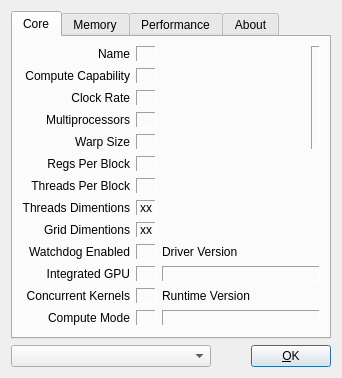
The window that ui/czdialog.ui (spainnoobperez/cuda-z) describes before a commit, drawn with Qt 5.
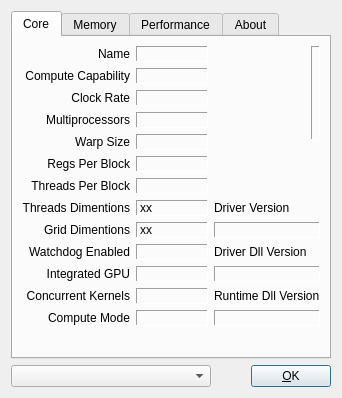
The same window after the commit. Icons and pictures are not drawn.

```diff
--- a/ui/czdialog.ui
+++ b/ui/czdialog.ui
@@ -7,7 +7,7 @@
     <x>0</x>
     <y>0</y>
     <width>342</width>
-    <height>367</height>
+    <height>396</height>
    </rect>
   </property>
   <property name="windowTitle">
@@ -27,7 +27,7 @@
       <attribute name="title">
        <string>Core</string>
       </attribute>
-      <layout class="QGridLayout" name="gridLayout_2">
+      <layout class="QGridLayout" name="gridLayout_5">
        <item row="0" column="0">
         <widget class="QLabel" name="labelName">
          <property name="text">
@@ -54,9 +54,9 @@
          </property>
         </widget>
        </item>
-       <item row="0" column="2" rowspan="5">
-        <layout class="QHBoxLayout" name="horizontalLayout_2">
-         <item>
+       <item row="0" column="2" rowspan="7">
+        <layout class="QGridLayout" name="gridLayout_2">
+         <item row="0" column="0">
           <spacer name="horizontalSpacer_2">
            <property name="orientation">
             <enum>Qt::Horizontal</enum>
@@ -64,12 +64,12 @@
            <property name="sizeHint" stdset="0">
             <size>
              <width>13</width>
-             <height>90</height>
+             <height>94</height>
             </size>
            </property>
           </spacer>
          </item>
-         <item>
+         <item row="0" column="1">
           <widget class="QLabel" name="labelDeviceLogo">
            <property name="sizePolicy">
             <sizepolicy hsizetype="Preferred" vsizetype="Preferred">
@@ -94,6 +94,19 @@
            </property>
           </widget>
          </item>
+         <item row="1" column="0" colspan="2">
+          <spacer name="verticalSpacer_5">
+           <property name="orientation">
+            <enum>Qt::Vertical</enum>
+           </property>
+           <property name="sizeHint" stdset="0">
+            <size>
+             <width>98</width>
+             <height>13</height>
+            </size>
+           </property>
+          </spacer>
+         </item>
         </layout>
        </item>
        <item row="1" column="0">
@@ -211,19 +224,6 @@
          </property>
         </widget>
        </item>
-       <item row="5" column="2" rowspan="4">
-        <spacer name="verticalSpacer">
-         <property name="orientation">
-          <enum>Qt::Vertical</enum>
-         </property>
-         <property name="sizeHint" stdset="0">
-          <size>
-           <width>103</width>
-           <height>75</height>
-          </size>
-         </property>
-        </spacer>
-       </item>
        <item row="6" column="0">
         <widget class="QLabel" name="labelThreads">
          <property name="text">
@@ -270,6 +270,16 @@
          </property>
         </widget>
        </item>
+       <item row="7" column="2">
+        <widget class="QLabel" name="labelDrvVersion">
+         <property name="text">
+          <string>Driver Version</string>
+         </property>
+         <property name="alignment">
+          <set>Qt::AlignLeading|Qt::AlignLeft|Qt::AlignVCenter</set>
+         </property>
+        </widget>
+       </item>
        <item row="8" column="0">
         <widget class="QLabel" name="labelGridDim">
          <property name="text">
@@ -293,6 +303,22 @@
          </property>
         </widget>
        </item>
+       <item row="8" column="2">
+        <widget class="QLabel" name="labelDrvVersionText">
+         <property name="frameShape">
+          <enum>QFrame::Panel</enum>
+         </property>
+         <property name="frameShadow">
+          <enum>QFrame::Sunken</enum>
+         </property>
+         <property name="text">
+          <string>&lt;ver&gt;</string>
+         </property>
+         <property name="alignment">
+          <set>Qt::AlignRight|Qt::AlignTrailing|Qt::AlignVCenter</set>
+         </property>
+        </widget>
+       </item>
        <item row="9" column="0">
         <widget class="QLabel" name="labelWatchdog">
          <property name="text">
@@ -317,9 +343,9 @@
         </widget>
        </item>
        <item row="9" column="2">
-        <widget class="QLabel" name="labelDrvVersion">
+        <widget class="QLabel" name="labelDrvDllVersion">
          <property name="text">
-          <string>Driver Version</string>
+          <string>Driver Dll Version</string>
          </property>
          <property name="alignment">
           <set>Qt::AlignLeading|Qt::AlignLeft|Qt::AlignVCenter</set>
@@ -350,7 +376,7 @@
         </widget>
        </item>
        <item row="10" column="2">
-        <widget class="QLabel" name="labelDrvVersionText">
+        <widget class="QLabel" name="labelDrvDllVersionText">
          <property name="frameShape">
           <enum>QFrame::Panel</enum>
          </property>
@@ -389,9 +415,9 @@
         </widget>
        </item>
        <item row="11" column="2">
-        <widget class="QLabel" name="labelRtVersion">
+        <widget class="QLabel" name="labelRtDllVersion">
          <property name="text">
-          <string>Runtime Version</string>
+          <string>Runtime Dll Version</string>
          </property>
          <property name="alignment">
           <set>Qt::AlignLeading|Qt::AlignLeft|Qt::AlignVCenter</set>
@@ -422,7 +448,7 @@
         </widget>
        </item>
        <item row="12" column="2">
-        <widget class="QLabel" name="labelRtVersionText">
+        <widget class="QLabel" name="labelRtDllVersionText">
          <property name="frameShape">
           <enum>QFrame::Panel</enum>
          </property>
@@ -437,7 +463,46 @@
          </property>
         </widget>
        </item>
-       <item row="13" column="0" colspan="3">
+       <item row="13" column="0">
+        <spacer name="horizontalSpacer_3">
+         <property name="orientation">
+          <enum>Qt::Horizontal</enum>
+         </property>
+         <property name="sizeHint" stdset="0">
+          <size>
+           <width>91</width>
+           <height>20</height>
+          </size>
+         </property>
+        </spacer>
+       </item>
+       <item row="13" column="1">
+        <spacer name="horizontalSpacer_5">
+         <property name="orientation">
+          <enum>Qt::Horizontal</enum>
+         </property>
+         <property name="sizeHint" stdset="0">
+          <size>
+           <width>83</width>
+           <height>20</height>
+          </size>
+         </property>
+        </spacer>
+       </item>
+       <item row="13" column="2">
+        <spacer name="horizontalSpacer_6">
+         <property name="orientation">
+          <enum>Qt::Horizontal</enum>
+         </property>
+         <property name="sizeHint" stdset="0">
+          <size>
+           <width>105</width>
+           <height>20</height>
+          </size>
+         </property>
+        </spacer>
+       </item>
+       <item row="14" column="1">
         <spacer name="verticalSpacer_2">
          <property name="orientation">
           <enum>Qt::Vertical</enum>
```
